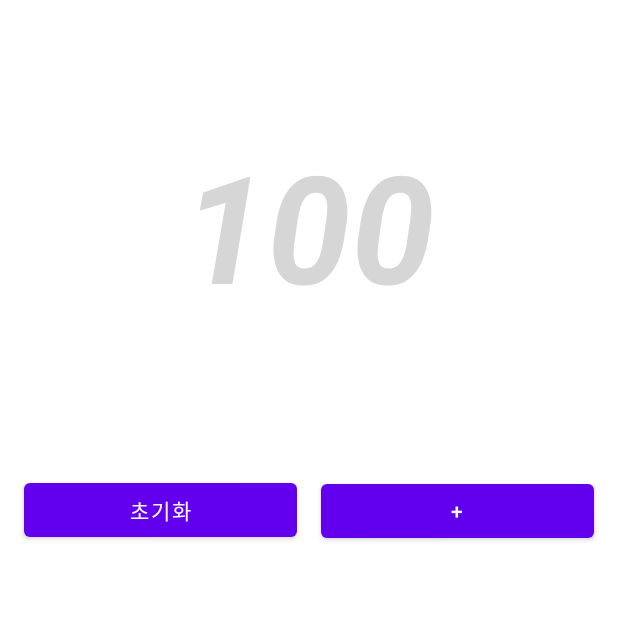
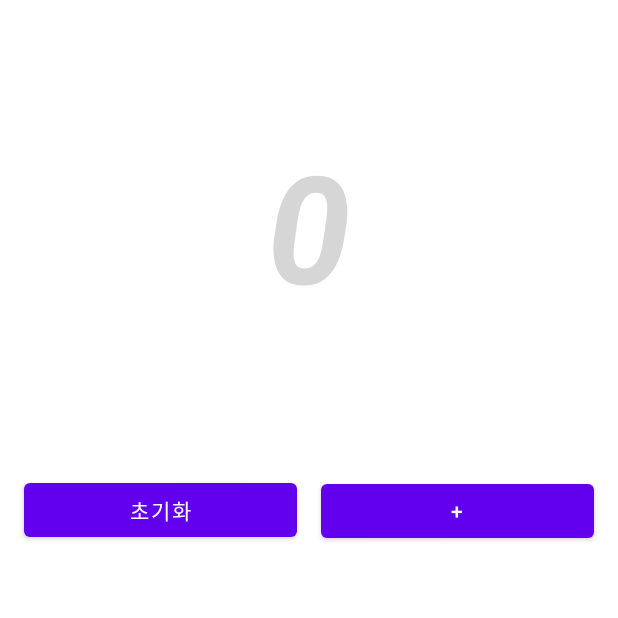
Before and after one commit to neoseurae12/AndroidKotlin, an Android app: the MainActivity screen opened directly, with no data from a screen before it, after a tap on "초기화", on a phone screen of 412 x 824 dp, the top half of it. Run offline under Robolectric (Android 15) with nearby library versions, the phone set to English and light mode, and no system bars.

Commit message:
APP-1. 숫자 카운트 앱

```diff
--- a/Ch2CounterApp/app/src/main/java/fastcampus/part1/ch2_counterapp/MainActivity.kt
+++ b/Ch2CounterApp/app/src/main/java/fastcampus/part1/ch2_counterapp/MainActivity.kt
@@ -15,12 +15,19 @@ class MainActivity : AppCompatActivity() {
         val resetButton = findViewById<Button>(R.id.resetButton)
         val plusButton = findViewById<Button>(R.id.plusButton)
 
+        var number = 0  // "var"로 지정함
+
+
         resetButton.setOnClickListener {
-            Log.d("onClick", "리셋 버튼이 클릭 됐습니다!")
+            number = 0
+            numberTextView.text = number.toString()
+            Log.d("onClick", "리셋 된 숫자는 $number")
         }
 
         plusButton.setOnClickListener {
-            Log.i("onClick", "플러스 버튼이 클릭 됐습니다!")
+            number++
+            numberTextView.text = number.toString()
+            Log.d("onClick", "증가 된 숫자는 $number")
         }
     }
 }
--- a/Ch2CounterApp/app/src/main/res/layout/activity_main.xml
+++ b/Ch2CounterApp/app/src/main/res/layout/activity_main.xml
@@ -12,7 +12,7 @@
         android:id="@+id/numberTextView"
         android:layout_width="match_parent"
         android:layout_height="300dp"
-        android:text="100"
+        android:text="0"
         android:textSize="100sp"
         android:textColor="@color/blue"
         android:textStyle="bold|italic"
```
